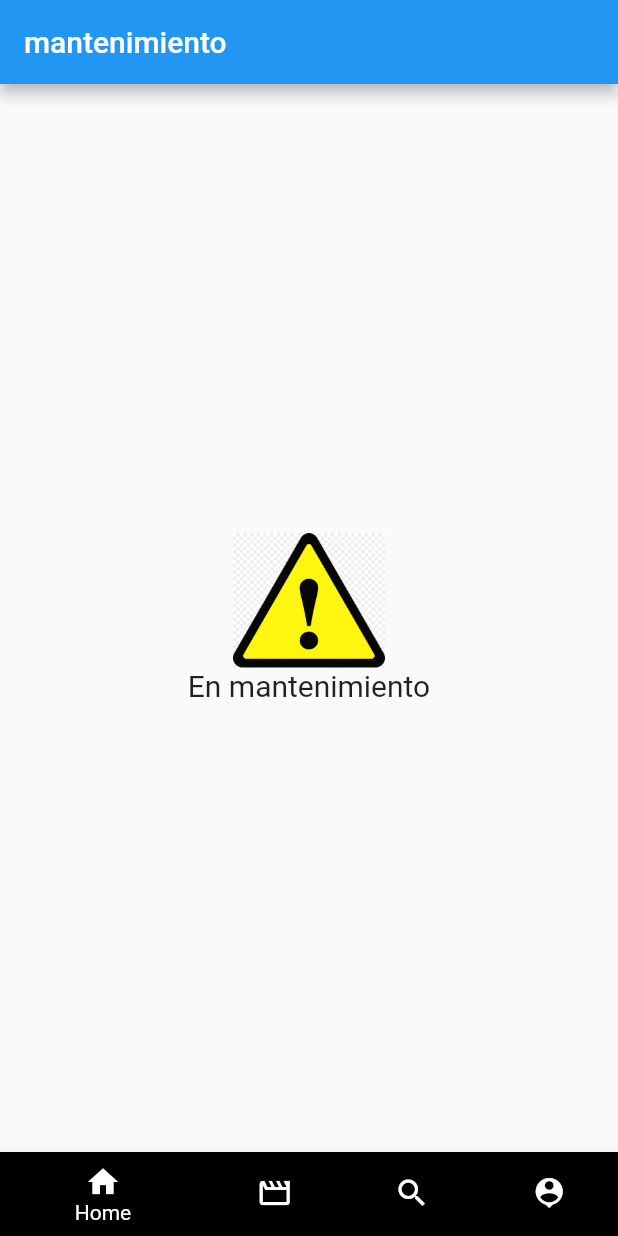
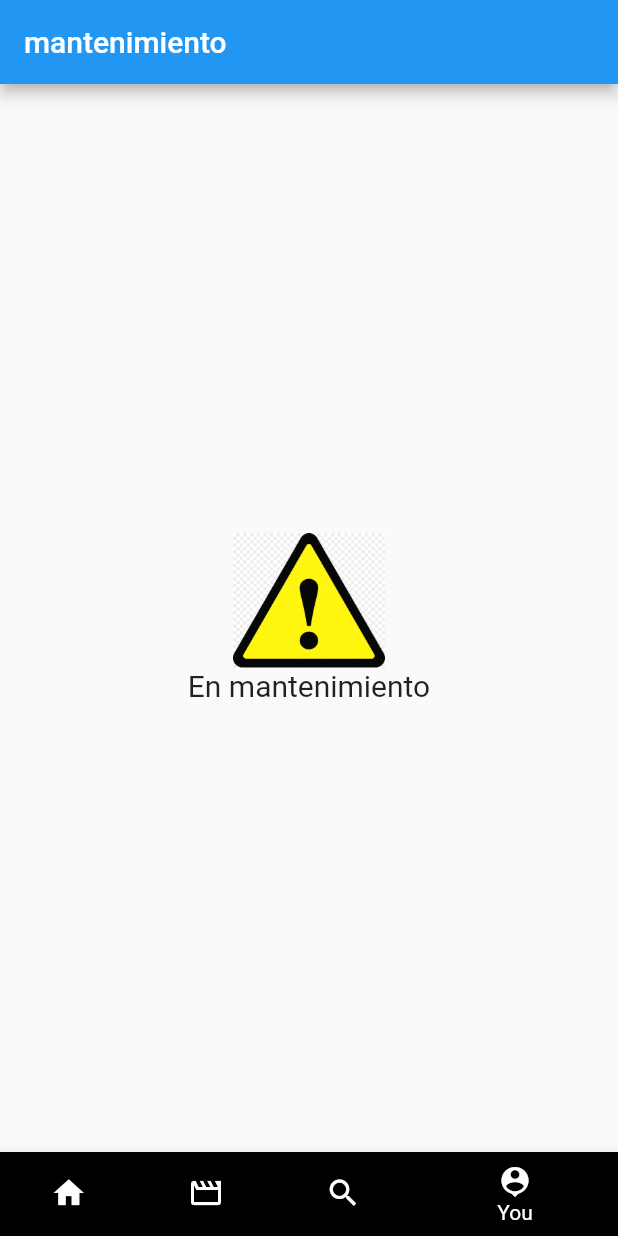
Before and after one commit to matiazar/addicts_movies, a Flutter app: the screen it shows after launch, item 4 of the bottom bar chosen, on a phone screen of 412 x 824 dp. Run offline on Flutter 3.47's test engine with Material 2 defaults, Android fonts, the phone set to English and light mode, and no system bars; our stand-ins replace dio; network calls fail.

Commit message:
Revert "cambios mati"

```diff
--- a/lib/main.dart
+++ b/lib/main.dart
@@ -1,10 +1,7 @@
-import 'package:addicts_movies/pages/masVistas.dart';
 import 'package:addicts_movies/service/masVistas_servicio.dart';
 import 'package:addicts_movies/service/populares_servicio.dart';
-import 'package:addicts_movies/widgets/pantalla_principal_w.dart';
 import 'package:flutter/material.dart';
 import 'package:provider/provider.dart';
-import 'mantenimiento.dart';
 import 'pages/pantalla_principal.dart';
 
 // -------- PROYECTO DE NIVELACION --------
@@ -31,9 +28,6 @@ class MyApp extends StatelessWidget {
         initialRoute: 'Home',
         routes: {
           'Home': (BuildContext context) => PantallaPrincipal(),
-          'PantallaPrincipal': (BuildContext context) => PantallaPrincipal_W(),
-          'Mantenimiento': (BuildContext context) => Mantenimiento(),
-          'MasVistas': (BuildContext context) => MasVistas(),
         },
       ),
     );
--- a/lib/mantenimiento.dart
+++ b/lib/mantenimiento.dart
@@ -1,4 +1,3 @@
-import 'package:addicts_movies/widgets/bottomnavigation.dart';
 import 'package:flutter/material.dart';
 
 //llego desde la pantalla principal apretando alguna plataforma
@@ -7,10 +6,8 @@ class Mantenimiento extends StatelessWidget {
   Widget build(BuildContext context) {
     return Scaffold(
       appBar: AppBar(
-        automaticallyImplyLeading: false,
         title: Text('mantenimiento'),
       ),
-      bottomNavigationBar: BottomNavigation(),
       body: Center(
         child: Column(
           mainAxisAlignment: MainAxisAlignment.center,
--- a/lib/pages/pantalla_principal.dart
+++ b/lib/pages/pantalla_principal.dart
@@ -1,7 +1,6 @@
 import 'package:addicts_movies/mantenimiento.dart';
 import 'package:addicts_movies/pages/masVistas.dart';
 import 'package:addicts_movies/pages/populares.dart';
-import 'package:addicts_movies/widgets/bottomnavigation.dart';
 import 'package:addicts_movies/widgets/pantalla_principal_w.dart';
 import 'package:addicts_movies/widgets/search_widget.dart';
 import 'package:flutter/material.dart';
@@ -18,19 +17,59 @@ class PantallaPrincipal extends StatefulWidget {
 
 class _PantallaPrincipalState extends State<PantallaPrincipal> {
   int index_pantallas = 0;
-  // List<Widget> pantallas = [
-  //   PantallaPrincipal_W(),
-  //   MasVistas(),
-  //   Container(),
-  //   Mantenimiento(),
-  // ];
-
+  List<Widget> pantallas = [
+    PantallaPrincipal_W(),
+    MasVistas(),
+    Container(),
+    Mantenimiento(),
+  ];
   @override
   Widget build(BuildContext context) {
     return Scaffold(
-      // body: pantallas[index_pantallas],
+      body: pantallas[index_pantallas],
       //No puedo hacer que salga el nombre en todos al principio
-      bottomNavigationBar: BottomNavigation(),
+      bottomNavigationBar: BottomNavigationBar(
+        currentIndex: index_pantallas,
+        backgroundColor: Colors.black,
+        items: [
+          //No logro poner mas de 3 items en el taskbar...
+          BottomNavigationBarItem(
+            icon: Icon(Icons.home),
+            label: 'Home',
+            backgroundColor: Colors.black,
+          ),
+
+          BottomNavigationBarItem(
+            icon: Icon(Icons.movie_creation_outlined),
+            label: 'Movies',
+            backgroundColor: Colors.black,
+          ),
+          BottomNavigationBarItem(
+            icon: Icon(Icons.search),
+            label: 'Search',
+            backgroundColor: Colors.black,
+          ),
+          BottomNavigationBarItem(
+            icon: Icon(Icons.person_pin),
+            label: 'You',
+            backgroundColor: Colors.black,
+          ),
+        ],
+        onTap: (index) {
+          if (index == 2) {
+            return showSearch(
+              context: context,
+              delegate: PantallaSearch(),
+            );
+          }
+          setState(
+            () {
+              index_pantallas = index;
+              print(index_pantallas);
+            },
+          );
+        },
+      ),
     );
   }
 }
--- a/lib/widgets/bottomnavigation.dart
+++ /dev/null
@@ -1,64 +0,0 @@
-import 'package:addicts_movies/widgets/search_widget.dart';
-import 'package:flutter/material.dart';
-
-class BottomNavigation extends StatelessWidget {
-
-  int index_pantallas = 0;
-
-  List<String> pantallas = [
-    'PantallaPrincipal',
-    'MasVistas',
-    'Home',
-    'Mantenimiento',
-  ];
-
-  @override
-  Widget build(BuildContext context) {
-    return BottomNavigationBar(
-      currentIndex: index_pantallas,
-      backgroundColor: Colors.black,
-      items: [
-        //No logro poner mas de 3 items en el taskbar...
-        BottomNavigationBarItem(
-          icon: Icon(Icons.home),
-          label: 'Home',
-          backgroundColor: Colors.black,
-        ),
-
-        BottomNavigationBarItem(
-          icon: Icon(Icons.movie_creation_outlined),
-          label: 'Movies',
-          backgroundColor: Colors.black,
-        ),
-        BottomNavigationBarItem(
-          icon: Icon(Icons.search),
-          label: 'Search',
-          backgroundColor: Colors.black,
-        ),
-        BottomNavigationBarItem(
-          icon: Icon(Icons.person_pin),
-          label: 'You',
-          backgroundColor: Colors.black,
-        ),
-      ],
-      onTap: (index) {
-        if (index == 2) {
-          return showSearch(
-            context: context,
-            delegate: PantallaSearch(),
-          );
-        }
-
-        index_pantallas = index;
-        Navigator.pushNamed(context, pantallas[index_pantallas]);
-
-        // setState(
-        //   () {
-        //     index_pantallas = index;
-        //     print(index_pantallas);
-        //   },
-        // );
-      },
-    );
-  }
-}
```
Also changed, not shown: lib/pages/masVistas.dart (+9 -23 lines), pubspec.lock.
